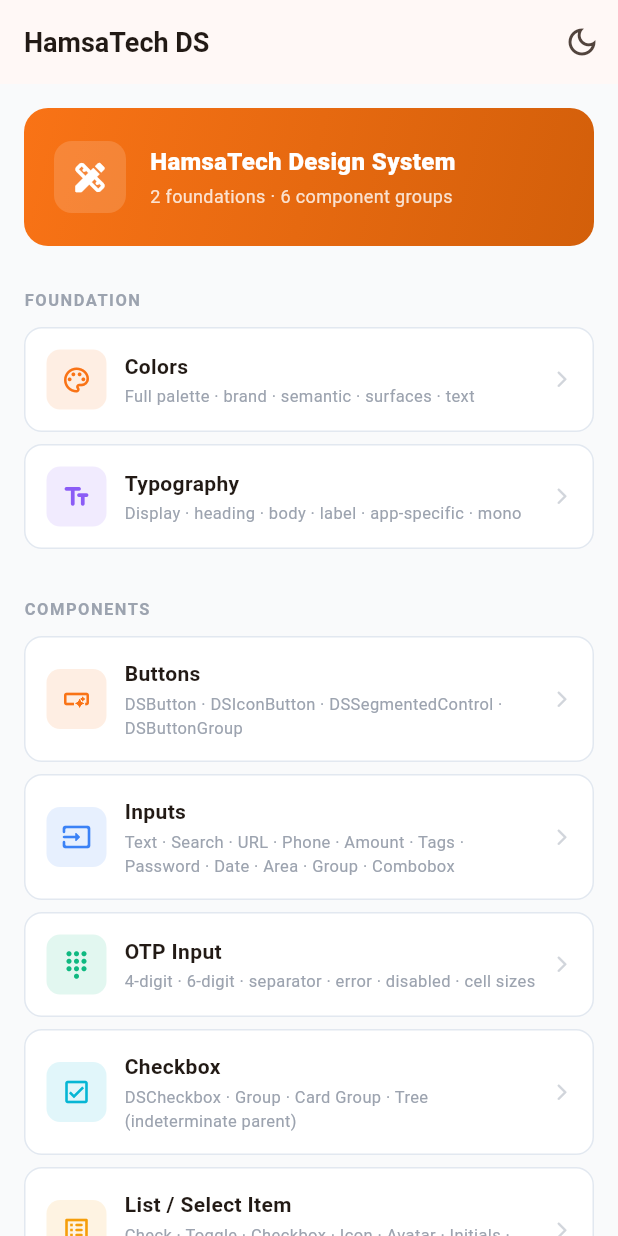
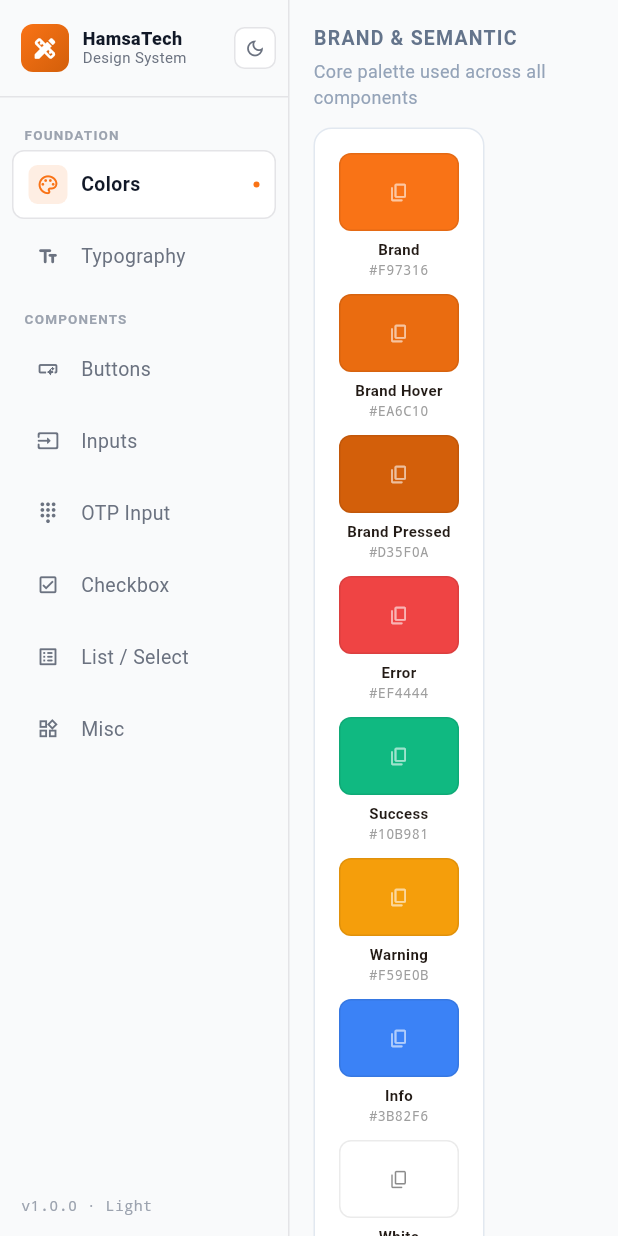
Before and after one commit to hamsatech/hamsatech_app, a Flutter app: the screen it shows after launch, on a phone screen of 412 x 824 dp. Run offline on Flutter 3.47's test engine with Material 3 defaults, Android fonts, the phone set to English and light mode, and no system bars; our stand-ins replace equatable, fl_chart, flutter_bloc, get_it, go_router, shared_preferences.

Commit message:
feat : enabled website part for design system
Co-authored-by: Copilot <copilot@github.com>

```diff
--- /dev/null
+++ b/packages/hamsatech_design_system/example/analysis_options.yaml
@@ -0,0 +1 @@
+include: package:flutter_lints/flutter.yaml
--- a/packages/hamsatech_design_system/example/lib/main.dart
+++ b/packages/hamsatech_design_system/example/lib/main.dart
@@ -1,5 +1,5 @@
 import 'package:flutter/material.dart';
-import 'screens/home_screen.dart';
+import 'shell_screen.dart';
 
 void main() => runApp(const DSExampleApp());
 
@@ -44,7 +44,7 @@ class _DSExampleAppState extends State<DSExampleApp> {
         ),
         scaffoldBackgroundColor: const Color(0xFF0A0E1A),
       ),
-      home: HomeScreen(onToggleTheme: _toggleTheme, themeMode: _themeMode),
+      home: ShellScreen(onToggleTheme: _toggleTheme, themeMode: _themeMode),
     );
   }
 }
--- a/packages/hamsatech_design_system/example/lib/screens/button_showcase_screen.dart
+++ b/packages/hamsatech_design_system/example/lib/screens/button_showcase_screen.dart
@@ -16,9 +16,8 @@ class _ButtonShowcaseScreenState extends State<ButtonShowcaseScreen> {
 
   @override
   Widget build(BuildContext context) {
-    return ShowcaseScaffold(
-      title: 'Buttons',
-      sections: [
+    return ShowcaseBody(
+            sections: [
         ShowcaseSection(
           title: 'DSBUTTON · VARIANTS',
           description: 'All 9 variants in medium size',
--- a/packages/hamsatech_design_system/example/lib/screens/checkbox_screen.dart
+++ b/packages/hamsatech_design_system/example/lib/screens/checkbox_screen.dart
@@ -77,9 +77,8 @@ class _CheckboxScreenState extends State<CheckboxScreen> {
 
   @override
   Widget build(BuildContext context) {
-    return ShowcaseScaffold(
-      title: 'Checkbox',
-      sections: [
+    return ShowcaseBody(
+            sections: [
         // ── DSCheckbox States ───────────────────────────────────────────────
         ShowcaseSection(
           title: 'DSCHECKBOX · STATES',
--- a/packages/hamsatech_design_system/example/lib/screens/colors_screen.dart
+++ b/packages/hamsatech_design_system/example/lib/screens/colors_screen.dart
@@ -8,8 +8,7 @@ class ColorsScreen extends StatelessWidget {
 
   @override
   Widget build(BuildContext context) {
-    return ShowcaseScaffold(
-      title: 'Colors',
+    return ShowcaseBody(
       sections: [
         ShowcaseSection(
           title: 'BRAND & SEMANTIC',
--- a/packages/hamsatech_design_system/example/lib/screens/inputs_screen.dart
+++ b/packages/hamsatech_design_system/example/lib/screens/inputs_screen.dart
@@ -44,9 +44,8 @@ class _InputsScreenState extends State<InputsScreen> {
 
   @override
   Widget build(BuildContext context) {
-    return ShowcaseScaffold(
-      title: 'Inputs',
-      sections: [
+    return ShowcaseBody(
+            sections: [
         // ── DSTextInput States ──────────────────────────────────────────────
         ShowcaseSection(
           title: 'DSTEXTINPUT · STATES',
--- a/packages/hamsatech_design_system/example/lib/screens/list_select_screen.dart
+++ b/packages/hamsatech_design_system/example/lib/screens/list_select_screen.dart
@@ -56,9 +56,8 @@ class _ListSelectScreenState extends State<ListSelectScreen> {
 
   @override
   Widget build(BuildContext context) {
-    return ShowcaseScaffold(
-      title: 'List / Select Item',
-      sections: [
+    return ShowcaseBody(
+            sections: [
         // ── Check trailing ──────────────────────────────────────────────────
         ShowcaseSection(
           title: 'SINGLE-SELECT · CHECKMARK',
--- a/packages/hamsatech_design_system/example/lib/screens/misc_screen.dart
+++ b/packages/hamsatech_design_system/example/lib/screens/misc_screen.dart
@@ -7,8 +7,7 @@ class MiscScreen extends StatelessWidget {
 
   @override
   Widget build(BuildContext context) {
-    return ShowcaseScaffold(
-      title: 'Misc Components',
+    return ShowcaseBody(
       sections: [
         ShowcaseSection(
           title: 'DSSCORERING',
--- a/packages/hamsatech_design_system/example/lib/screens/otp_showcase_screen.dart
+++ b/packages/hamsatech_design_system/example/lib/screens/otp_showcase_screen.dart
@@ -7,8 +7,7 @@ class OtpShowcaseScreen extends StatelessWidget {
 
   @override
   Widget build(BuildContext context) {
-    return ShowcaseScaffold(
-      title: 'OTP Input',
+    return ShowcaseBody(
       sections: [
         ShowcaseSection(
           title: '4-DIGIT',
--- a/packages/hamsatech_design_system/example/lib/screens/typography_screen.dart
+++ b/packages/hamsatech_design_system/example/lib/screens/typography_screen.dart
@@ -34,8 +34,7 @@ class TypographyScreen extends StatelessWidget {
 
     Widget divider() => Divider(height: 1, color: isDark ? DSColors.appBorder : DSColors.gray100);
 
-    return ShowcaseScaffold(
-      title: 'Typography',
+    return ShowcaseBody(
       sections: [
         ShowcaseSection(
           title: 'DISPLAY',
--- /dev/null
+++ b/packages/hamsatech_design_system/example/lib/shell_screen.dart
@@ -0,0 +1,256 @@
+import 'package:flutter/material.dart';
+import 'package:hamsatech_design_system/hamsatech_design_system.dart';
+import 'screens/button_showcase_screen.dart';
+import 'screens/checkbox_screen.dart';
+import 'screens/colors_screen.dart';
+import 'screens/inputs_screen.dart';
+import 'screens/list_select_screen.dart';
+import 'screens/misc_screen.dart';
+import 'screens/otp_showcase_screen.dart';
+import 'screens/typography_screen.dart';
+
+class ShellScreen extends StatefulWidget {
+  const ShellScreen({super.key, required this.onToggleTheme, required this.themeMode});
+  final VoidCallback onToggleTheme;
+  final ThemeMode themeMode;
+
+  @override
+  State<ShellScreen> createState() => _ShellScreenState();
+}
+
+class _ShellScreenState extends State<ShellScreen> {
+  int _selectedIndex = 0;
+
+  static const _items = [
+    _NavItem(icon: Icons.palette_outlined, label: 'Colors', group: 'FOUNDATION'),
+    _NavItem(icon: Icons.text_fields_rounded, label: 'Typography'),
+    _NavItem(icon: Icons.smart_button_outlined, label: 'Buttons', group: 'COMPONENTS'),
+    _NavItem(icon: Icons.input_rounded, label: 'Inputs'),
+    _NavItem(icon: Icons.dialpad_rounded, label: 'OTP Input'),
+    _NavItem(icon: Icons.check_box_outlined, label: 'Checkbox'),
+    _NavItem(icon: Icons.list_alt_rounded, label: 'List / Select'),
+    _NavItem(icon: Icons.widgets_outlined, label: 'Misc'),
+  ];
+
+  static const _colors = [
+    DSColors.brand, Color(0xFF8B5CF6),
+    DSColors.brand, DSColors.info, DSColors.success, DSColors.info, DSColors.warning, DSColors.error,
+  ];
+
+  // IndexedStack preserves stateful widget state across tab switches
+  static final _screens = [
+    const ColorsScreen(),
+    const TypographyScreen(),
+    const ButtonShowcaseScreen(),
+    const InputsScreen(),
+    const OtpShowcaseScreen(),
+    const CheckboxScreen(),
+    const ListSelectScreen(),
+    const MiscScreen(),
+  ];
+
+  @override
+  Widget build(BuildContext context) {
+    final isDark = Theme.of(context).brightness == Brightness.dark;
+
+    return Scaffold(
+      body: SafeArea(
+        child: Row(
+          children: [
+            _Sidebar(
+              items: _items,
+              colors: _colors,
+              selectedIndex: _selectedIndex,
+              isDark: isDark,
+              themeMode: widget.themeMode,
+              onToggleTheme: widget.onToggleTheme,
+              onSelect: (i) => setState(() => _selectedIndex = i),
+            ),
+            VerticalDivider(
+              width: 1,
+              thickness: 1,
+              color: isDark ? DSColors.appBorder : DSColors.gray200,
+            ),
+            Expanded(
+              child: IndexedStack(
+                index: _selectedIndex,
+                children: _screens,
+              ),
+            ),
+          ],
+        ),
+      ),
+    );
+  }
+}
+
+// ---------------------------------------------------------------------------
+// Sidebar
+// ---------------------------------------------------------------------------
+
+class _Sidebar extends StatelessWidget {
+  const _Sidebar({
+    required this.items,
+    required this.colors,
+    required this.selectedIndex,
+    required this.isDark,
+    required this.themeMode,
+    required this.onToggleTheme,
+    required this.onSelect,
+  });
+
+  final List<_NavItem> items;
+  final List<Color> colors;
+  final int selectedIndex;
+  final bool isDark;
+  final ThemeMode themeMode;
+  final VoidCallback onToggleTheme;
+  final ValueChanged<int> onSelect;
+
+  @override
+  Widget build(BuildContext context) {
+    final bg = isDark ? DSColors.appSurface : const Color(0xFFF9FAFB);
+    final activeBg = isDark ? DSColors.appCard : DSColors.white;
+    final textActive = isDark ? DSColors.textPrimary : DSColors.gray900;
+    final textIdle = isDark ? DSColors.textSecondary : DSColors.gray500;
+    final groupColor = isDark ? DSColors.textMuted : DSColors.gray400;
+
+    return Container(
+      width: 192,
+      color: bg,
+      child: Column(
+        crossAxisAlignment: CrossAxisAlignment.stretch,
+        children: [
+          // ── Logo header ──────────────────────────────────────────────────
+          Padding(
+            padding: const EdgeInsets.fromLTRB(14, 16, 8, 16),
+            child: Row(
+              children: [
+                Container(
+                  width: 32, height: 32,
+                  decoration: BoxDecoration(
+                    gradient: const LinearGradient(colors: [DSColors.brand, DSColors.brandPressed], begin: Alignment.topLeft, end: Alignment.bottomRight),
+                    borderRadius: BorderRadius.circular(8),
+                  ),
+                  child: const Icon(Icons.design_services_rounded, color: Colors.white, size: 18),
+                ),
+                const SizedBox(width: 9),
+                Expanded(
+                  child: Column(
+                    crossAxisAlignment: CrossAxisAlignment.start,
+                    children: [
+                      Text('HamsaTech', style: TextStyle(fontSize: 12, fontWeight: FontWeight.w800, color: textActive, height: 1.2)),
+                      Text('Design System', style: TextStyle(fontSize: 10, color: textIdle, height: 1.2)),
+                    ],
+                  ),
+                ),
+                // Theme toggle
+                GestureDetector(
+                  onTap: onToggleTheme,
+                  child: Container(
+                    width: 28, height: 28,
+                    decoration: BoxDecoration(
+                      color: isDark ? DSColors.appCard : DSColors.white,
+                      borderRadius: BorderRadius.circular(7),
+                      border: Border.all(color: isDark ? DSColors.appBorder : DSColors.gray200),
+                    ),
+                    child: Icon(
+                      themeMode == ThemeMode.dark ? Icons.light_mode_outlined : Icons.dark_mode_outlined,
+                      size: 14,
+                      color: isDark ? DSColors.textSecondary : DSColors.gray500,
+                    ),
+                  ),
+                ),
+              ],
+            ),
+          ),
+          Divider(height: 1, color: isDark ? DSColors.appBorder : DSColors.gray200),
+          // ── Nav items ────────────────────────────────────────────────────
+          Expanded(
+            child: ListView.builder(
+              padding: const EdgeInsets.symmetric(vertical: 8, horizontal: 8),
+              itemCount: items.length,
+              itemBuilder: (_, i) {
+                final item = items[i];
+                final isActive = i == selectedIndex;
+                final color = colors[i];
+
+                return Column(
+                  crossAxisAlignment: CrossAxisAlignment.start,
+                  children: [
+                    // Section group header
+                    if (item.group != null)
+                      Padding(
+                        padding: const EdgeInsets.fromLTRB(8, 10, 8, 4),
+                        child: Text(
+                          item.group!,
+                          style: TextStyle(fontSize: 9, fontWeight: FontWeight.w700, letterSpacing: 0.8, color: groupColor),
+                        ),
+                      ),
+                    // Nav row
+                    GestureDetector(
+                      onTap: () => onSelect(i),
+                      child: AnimatedContainer(
+                        duration: const Duration(milliseconds: 150),
+                        margin: const EdgeInsets.only(bottom: 2),
+                        padding: const EdgeInsets.symmetric(horizontal: 10, vertical: 9),
+                        decoration: BoxDecoration(
+                          color: isActive ? activeBg : Colors.transparent,
+                          borderRadius: BorderRadius.circular(8),
+                          border: isActive
+                              ? Border.all(color: isDark ? DSColors.appBorder : DSColors.gray200)
+                              : Border.all(color: Colors.transparent),
+                        ),
+                        child: Row(
+                          children: [
+                            // Icon dot / icon
+                            Container(
+                              width: 26, height: 26,
+                              decoration: BoxDecoration(
+                                color: isActive ? color.withValues(alpha: 0.12) : Colors.transparent,
+                                borderRadius: BorderRadius.circular(6),
+                              ),
+                              child: Icon(item.icon, size: 15, color: isActive ? color : textIdle),
+                            ),
+                            const SizedBox(width: 9),
+                            Expanded(
+                              child: Text(
+                                item.label,
+                                style: TextStyle(
+                                  fontSize: 13,
+                                  fontWeight: isActive ? FontWeight.w600 : FontWeight.w400,
+                                  color: isActive ? textActive : textIdle,
+                                ),
+                              ),
+                            ),
+                            if (isActive)
+                              Container(
+                                width: 4, height: 4,
+                                decoration: BoxDecoration(color: color, shape: BoxShape.circle),
+                              ),
+                          ],
+                        ),
+                      ),
+                    ),
+                  ],
+                );
+              },
+            ),
+          ),
+          // ── Footer version tag ───────────────────────────────────────────
+          Padding(
+            padding: const EdgeInsets.fromLTRB(14, 8, 14, 14),
+            child: Text('v1.0.0 · ${isDark ? "Dark" : "Light"}', style: TextStyle(fontSize: 10, color: groupColor, fontFamily: 'monospace')),
+          ),
+        ],
+      ),
+    );
+  }
+}
+
+class _NavItem {
+  const _NavItem({required this.icon, required this.label, this.group});
+  final IconData icon;
+  final String label;
+  final String? group;
+}
--- a/packages/hamsatech_design_system/example/lib/widgets/showcase_helpers.dart
+++ b/packages/hamsatech_design_system/example/lib/widgets/showcase_helpers.dart
@@ -132,6 +132,23 @@ class ShowcaseDivider extends StatelessWidget {
   }
 }
 
+/// Embeds showcase sections in a scrollable ListView — no Scaffold.
+/// Use inside the shell sidebar layout.
+class ShowcaseBody extends StatelessWidget {
+  const ShowcaseBody({super.key, required this.sections});
+  final List<Widget> sections;
+
+  @override
+  Widget build(BuildContext context) {
+    final items = sections.expand((s) => [s, const ShowcaseDivider()]).toList()..removeLast();
+    return ListView(
+      padding: const EdgeInsets.fromLTRB(16, 16, 16, 48),
+      children: items,
+    );
+  }
+}
+
+/// Standalone scaffold wrapper — keeps screens usable outside the shell.
 class ShowcaseScaffold extends StatelessWidget {
   const ShowcaseScaffold({super.key, required this.title, required this.sections});
   final String title;
@@ -147,10 +164,7 @@ class ShowcaseScaffold extends StatelessWidget {
           onPressed: () => Navigator.pop(context),
         ),
       ),
-      body: ListView(
-        padding: const EdgeInsets.fromLTRB(16, 16, 16, 48),
-        children: sections.expand((s) => [s, const ShowcaseDivider()]).toList()..removeLast(),
-      ),
+      body: ShowcaseBody(sections: sections),
     );
   }
 }
```
Also changed, not shown: 10 other files.
